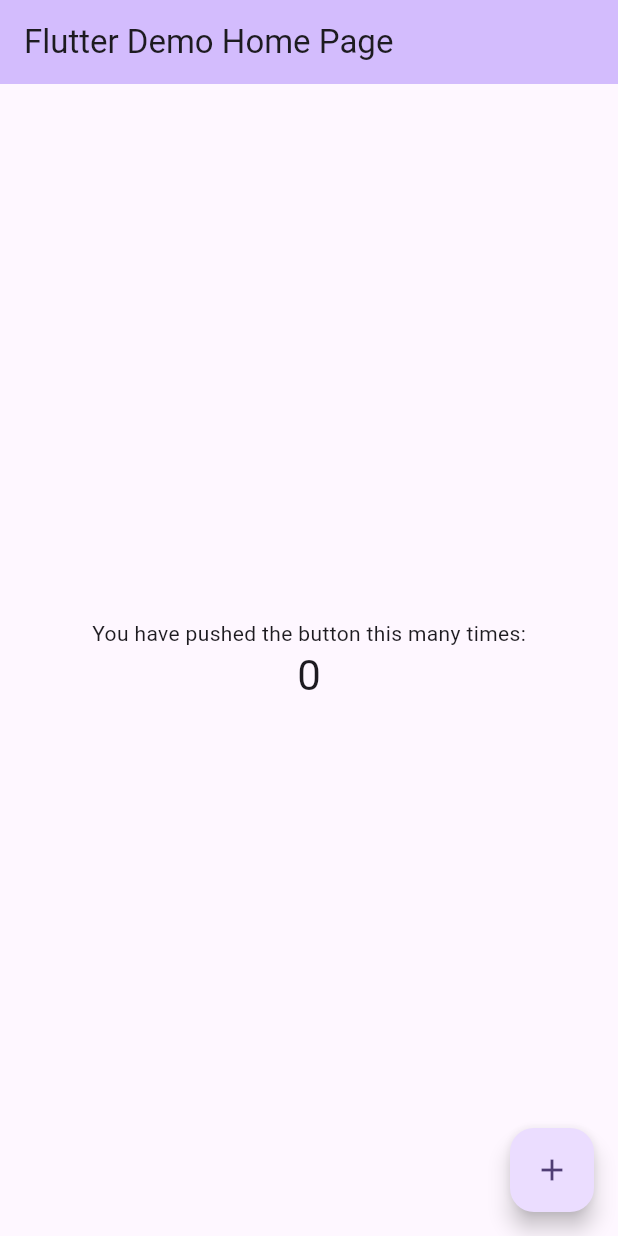
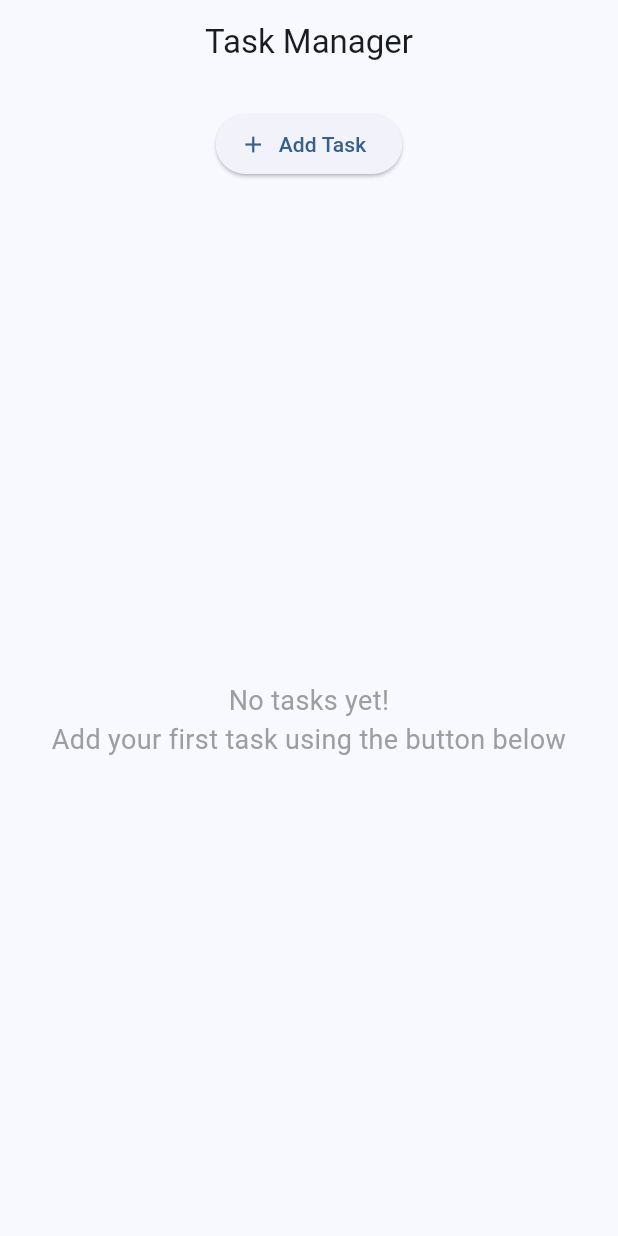
Before and after one commit to Spike2250/task_manager_flutter, a Flutter app: the screen it shows after launch, on a phone screen of 412 x 824 dp. Run offline on Flutter 3.47's test engine with Material 3 defaults, Android fonts, the phone set to English and light mode, and no system bars.

Commit message:
Tasks CRUD

```diff
--- a/lib/main.dart
+++ b/lib/main.dart
@@ -1,122 +1,29 @@
 import 'package:flutter/material.dart';
+import 'package:provider/provider.dart';
+import 'package:task_manager_flutter/providers/task_provider.dart';
+import 'package:task_manager_flutter/screens/home_screen.dart';
 
 void main() {
-  runApp(const MyApp());
+  runApp(
+    ChangeNotifierProvider(
+      create: (ctx) => TaskProvider(),
+      child: const MyApp(),
+    ),
+  );
 }
 
 class MyApp extends StatelessWidget {
   const MyApp({super.key});
 
-  // This widget is the root of your application.
   @override
   Widget build(BuildContext context) {
     return MaterialApp(
-      title: 'Flutter Demo',
+      title: 'Task Manager',
       theme: ThemeData(
-        // This is the theme of your application.
-        //
-        // TRY THIS: Try running your application with "flutter run". You'll see
-        // the application has a purple toolbar. Then, without quitting the app,
-        // try changing the seedColor in the colorScheme below to Colors.green
-        // and then invoke "hot reload" (save your changes or press the "hot
-        // reload" button in a Flutter-supported IDE, or press "r" if you used
-        // the command line to start the app).
-        //
-        // Notice that the counter didn't reset back to zero; the application
-        // state is not lost during the reload. To reset the state, use hot
-        // restart instead.
-        //
-        // This works for code too, not just values: Most code changes can be
-        // tested with just a hot reload.
-        colorScheme: ColorScheme.fromSeed(seedColor: Colors.deepPurple),
+        colorScheme: ColorScheme.fromSeed(seedColor: Colors.blue),
+        useMaterial3: true,
       ),
-      home: const MyHomePage(title: 'Flutter Demo Home Page'),
+      home: const HomeScreen(),
     );
   }
 }
-
-class MyHomePage extends StatefulWidget {
-  const MyHomePage({super.key, required this.title});
-
-  // This widget is the home page of your application. It is stateful, meaning
-  // that it has a State object (defined below) that contains fields that affect
-  // how it looks.
-
-  // This class is the configuration for the state. It holds the values (in this
-  // case the title) provided by the parent (in this case the App widget) and
-  // used by the build method of the State. Fields in a Widget subclass are
-  // always marked "final".
-
-  final String title;
-
-  @override
-  State<MyHomePage> createState() => _MyHomePageState();
-}
-
-class _MyHomePageState extends State<MyHomePage> {
-  int _counter = 0;
-
-  void _incrementCounter() {
-    setState(() {
-      // This call to setState tells the Flutter framework that something has
-      // changed in this State, which causes it to rerun the build method below
-      // so that the display can reflect the updated values. If we changed
-      // _counter without calling setState(), then the build method would not be
-      // called again, and so nothing would appear to happen.
-      _counter++;
-    });
-  }
-
-  @override
-  Widget build(BuildContext context) {
-    // This method is rerun every time setState is called, for instance as done
-    // by the _incrementCounter method above.
-    //
-    // The Flutter framework has been optimized to make rerunning build methods
-    // fast, so that you can just rebuild anything that needs updating rather
-    // than having to individually change instances of widgets.
-    return Scaffold(
-      appBar: AppBar(
-        // TRY THIS: Try changing the color here to a specific color (to
-        // Colors.amber, perhaps?) and trigger a hot reload to see the AppBar
-        // change color while the other colors stay the same.
-        backgroundColor: Theme.of(context).colorScheme.inversePrimary,
-        // Here we take the value from the MyHomePage object that was created by
-        // the App.build method, and use it to set our appbar title.
-        title: Text(widget.title),
-      ),
-      body: Center(
-        // Center is a layout widget. It takes a single child and positions it
-        // in the middle of the parent.
-        child: Column(
-          // Column is also a layout widget. It takes a list of children and
-          // arranges them vertically. By default, it sizes itself to fit its
-          // children horizontally, and tries to be as tall as its parent.
-          //
-          // Column has various properties to control how it sizes itself and
-          // how it positions its children. Here we use mainAxisAlignment to
-          // center the children vertically; the main axis here is the vertical
-          // axis because Columns are vertical (the cross axis would be
-          // horizontal).
-          //
-          // TRY THIS: Invoke "debug painting" (choose the "Toggle Debug Paint"
-          // action in the IDE, or press "p" in the console), to see the
-          // wireframe for each widget.
-          mainAxisAlignment: MainAxisAlignment.center,
-          children: <Widget>[
-            const Text('You have pushed the button this many times:'),
-            Text(
-              '$_counter',
-              style: Theme.of(context).textTheme.headlineMedium,
-            ),
-          ],
-        ),
-      ),
-      floatingActionButton: FloatingActionButton(
-        onPressed: _incrementCounter,
-        tooltip: 'Increment',
-        child: const Icon(Icons.add),
-      ), // This trailing comma makes auto-formatting nicer for build methods.
-    );
-  }
-}
--- /dev/null
+++ b/lib/models/task.dart
@@ -0,0 +1,15 @@
+class Task {
+  final String id;
+  final String title;
+  final String description;
+  final DateTime createdAt;
+  bool isCompleted;
+
+  Task({
+    required this.id,
+    required this.title,
+    required this.description,
+    required this.createdAt,
+    this.isCompleted = false,
+  });
+}
--- /dev/null
+++ b/lib/providers/task_provider.dart
@@ -0,0 +1,62 @@
+import 'package:flutter/foundation.dart';
+import 'package:uuid/uuid.dart';
+import '../models/task.dart';
+
+class TaskProvider extends ChangeNotifier {
+  final List<Task> _tasks = [];
+  final Uuid _uuid = const Uuid();
+
+  List<Task> get tasks => _tasks;
+
+  void addTask(String title, String description) {
+    _tasks.add(Task(
+      id: _uuid.v4(),
+      title: title,
+      description: description,
+      createdAt: DateTime.now(),
+    ));
+    notifyListeners();
+  }
+
+  void updateTask(String id, String newTitle, String newDescription) {
+    final index = _tasks.indexWhere((task) => task.id == id);
+    if (index != -1) {
+      _tasks[index] = _tasks[index].copyWith(
+        title: newTitle,
+        description: newDescription,
+      );
+      notifyListeners();
+    }
+  }
+
+  void deleteTask(String id) {
+    _tasks.removeWhere((task) => task.id == id);
+    notifyListeners();
+  }
+
+  void toggleTaskStatus(String id) {
+    final index = _tasks.indexWhere((task) => task.id == id);
+    if (index != -1) {
+      _tasks[index] = _tasks[index].copyWith(
+        isCompleted: !_tasks[index].isCompleted,
+      );
+      notifyListeners();
+    }
+  }
+}
+
+extension TaskCopyWith on Task {
+  Task copyWith({
+    String? title,
+    String? description,
+    bool? isCompleted,
+  }) {
+    return Task(
+      id: id,
+      title: title ?? this.title,
+      description: description ?? this.description,
+      createdAt: createdAt,
+      isCompleted: isCompleted ?? this.isCompleted,
+    );
+  }
+}
--- /dev/null
+++ b/lib/screens/home_screen.dart
@@ -0,0 +1,37 @@
+import 'package:flutter/material.dart';
+import 'package:provider/provider.dart';
+import '../providers/task_provider.dart';
+import '../widgets/task_list.dart';
+import '../widgets/add_task_dialog.dart';
+
+class HomeScreen extends StatelessWidget {
+  const HomeScreen({super.key});
+
+  @override
+  Widget build(BuildContext context) {
+    return Scaffold(
+      appBar: AppBar(
+        title: const Center(child: Text('Task Manager')),
+      ),
+      body: Column(
+        children: [
+          Padding(
+            padding: const EdgeInsets.all(16.0),
+            child: ElevatedButton.icon(
+              icon: const Icon(Icons.add),
+              label: const Text('Add Task'),
+              onPressed: () => showDialog(
+                context: context,
+                builder: (ctx) => AddTaskDialog(
+                  onSave: (title, desc) => Provider.of<TaskProvider>(context, listen: false)
+                      .addTask(title, desc),
+                ),
+              ),
+            ),
+          ),
+          const Expanded(child: TaskList()),
+        ],
+      ),
+    );
+  }
+}
--- /dev/null
+++ b/lib/widgets/task_item.dart
@@ -0,0 +1,47 @@
+import 'package:flutter/material.dart';
+import 'package:provider/provider.dart';
+import '../providers/task_provider.dart';
+import '../models/task.dart';
+import './edit_task_dialog.dart';
+
+class TaskItem extends StatelessWidget {
+  final Task task;
+
+  const TaskItem({super.key, required this.task});
+
+  @override
+  Widget build(BuildContext context) {
+    return Dismissible(
+      key: ValueKey(task.id),
+      background: Container(
+        color: Colors.red,
+        alignment: Alignment.centerRight,
+        padding: const EdgeInsets.only(right: 20),
+        child: const Icon(Icons.delete, color: Colors.white),
+      ),
+      direction: DismissDirection.endToStart,
+      confirmDismiss: (direction) async {
+        Provider.of<TaskProvider>(context, listen: false).deleteTask(task.id);
+        return false;
+      },
+      child: CheckboxListTile(
+        title: Text(task.title),
+        subtitle: Text(task.description),
+        value: task.isCompleted,
+        onChanged: (value) => Provider.of<TaskProvider>(context, listen: false)
+            .toggleTaskStatus(task.id),
+        secondary: IconButton(
+          icon: const Icon(Icons.edit),
+          onPressed: () => showDialog(
+            context: context,
+            builder: (ctx) => EditTaskDialog(
+              task: task,
+              onSave: (title, desc) => Provider.of<TaskProvider>(context, listen: false)
+                .updateTask(task.id, title, desc),
+            ),
+          ),
+        ),
+      ),
+    );
+  }
+}
--- /dev/null
+++ b/lib/widgets/task_list.dart
@@ -0,0 +1,36 @@
+import 'package:flutter/material.dart';
+import 'package:provider/provider.dart';
+import '../providers/task_provider.dart';
+import 'task_item.dart';
+
+class TaskList extends StatelessWidget {
+  const TaskList({super.key});
+
+  @override
+  Widget build(BuildContext context) {
+    return Consumer<TaskProvider>(
+      builder: (ctx, taskProvider, _) {
+        if (taskProvider.tasks.isEmpty) {
+          return const Center(
+            child: Padding(
+              padding: EdgeInsets.all(20.0),
+              child: Text(
+                'No tasks yet!\nAdd your first task using the button below',
+                textAlign: TextAlign.center,
+                style: TextStyle(fontSize: 18, color: Colors.grey),
+              ),
+            ),
+          );
+        }
+
+        return Padding(
+          padding: const EdgeInsets.symmetric(horizontal: 16.0),
+          child: ListView.builder(
+            itemCount: taskProvider.tasks.length,
+            itemBuilder: (ctx, i) => TaskItem(task: taskProvider.tasks[i]),
+          ),
+        );
+      },
+    );
+  }
+}
--- a/pubspec.yaml
+++ b/pubspec.yaml
@@ -30,10 +30,10 @@ environment:
 dependencies:
   flutter:
     sdk: flutter
-
-  # The following adds the Cupertino Icons font to your application.
-  # Use with the CupertinoIcons class for iOS style icons.
   cupertino_icons: ^1.0.8
+  provider: ^6.1.1
+  intl: ^0.18.1
+  uuid: ^3.0.7
 
 dev_dependencies:
   flutter_test:
```
Also changed, not shown: lib/widgets/add_task_dialog.dart (added, +65 -0 lines), lib/widgets/edit_task_dialog.dart (added, +72 -0 lines), pubspec.lock.
